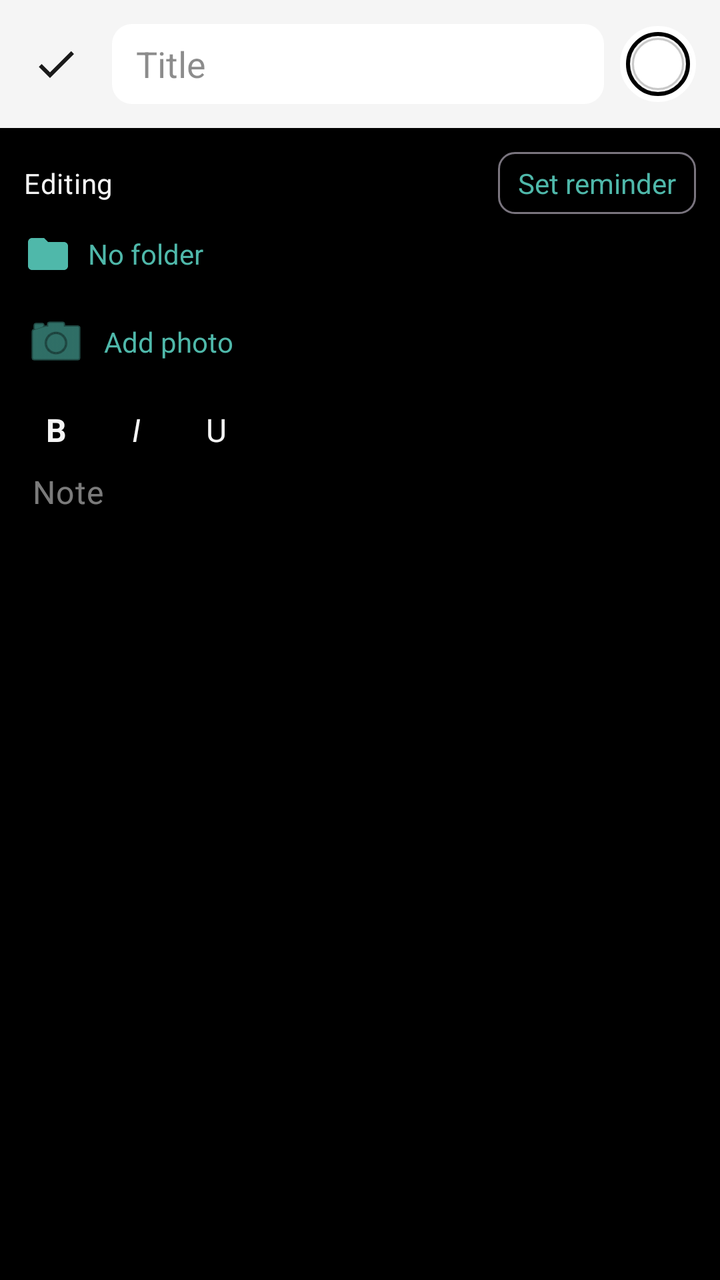
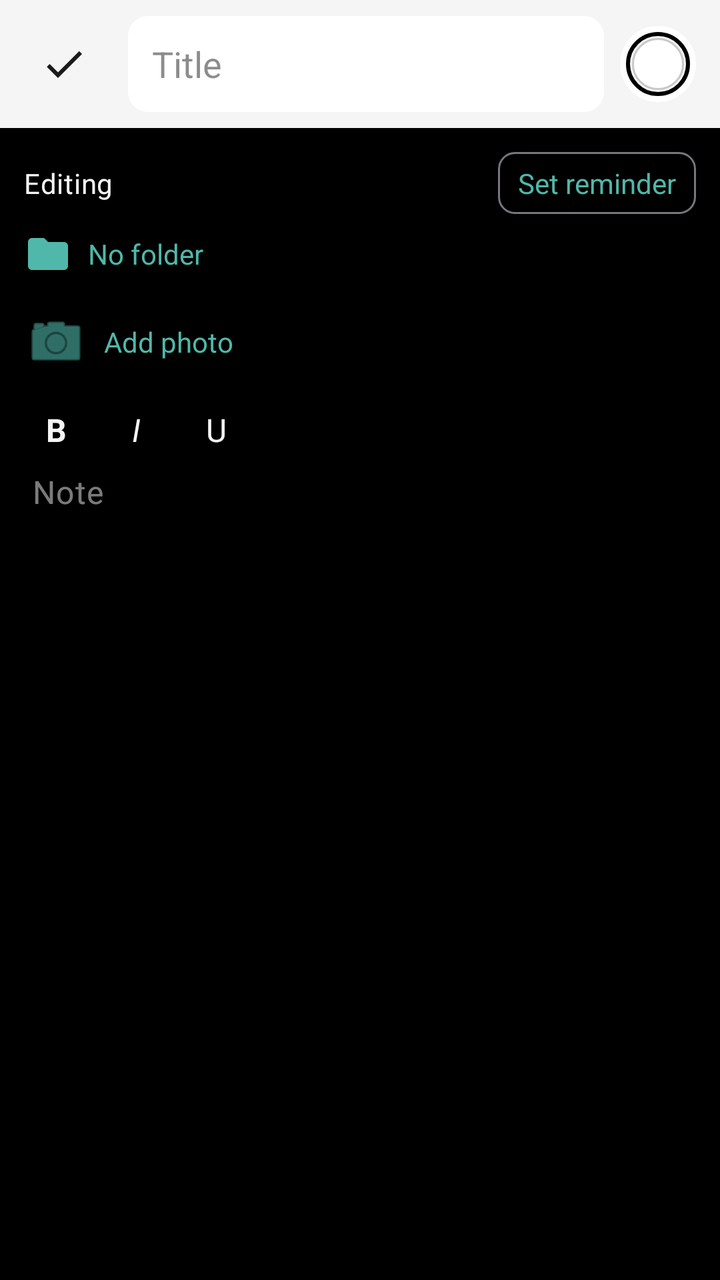

The first picture is an Android layout as it rendered before a commit; the second is the same layout after the commit. The layout source and the unified diff follow.
<!-- AndroidManifest.xml: application theme Theme.Notepad -->
<!-- res/layout/activity_note_editor.xml -->
<?xml version="1.0" encoding="utf-8"?>
<LinearLayout xmlns:android="http://schemas.android.com/apk/res/android"
    xmlns:app="http://schemas.android.com/apk/res-auto"
    android:layout_width="match_parent"
    android:layout_height="match_parent"
    android:background="@color/note_editor_body_background"
    android:orientation="vertical">

    
    <LinearLayout
        android:id="@+id/toolbarRoot"
        android:layout_width="match_parent"
        android:layout_height="?attr/actionBarSize"
        android:background="@color/toolbar_background"
        android:gravity="center_vertical"
        android:orientation="horizontal"
        android:paddingHorizontal="8dp">

        <ImageButton
            android:id="@+id/doneButton"
            android:layout_width="40dp"
            android:layout_height="40dp"
            android:background="?attr/selectableItemBackgroundBorderless"
            android:contentDescription="@string/save_and_close"
            android:src="@drawable/ic_check" />

        <EditText
            android:id="@+id/titleInput"
            android:layout_width="0dp"
            android:layout_height="40dp"
            android:layout_marginHorizontal="8dp"
            android:layout_weight="1"
            android:background="@drawable/shape_title_input_bg"
            android:gravity="center_vertical"
            android:hint="@string/title_hint"
            android:importantForAutofill="no"
            android:inputType="textCapSentences"
            android:paddingHorizontal="12dp"
            android:singleLine="true"
            android:textColor="#1A1A1A"
            android:textColorHint="#801A1A1A" />

        <FrameLayout
            android:id="@+id/colorToggleContainer"
            android:layout_width="38dp"
            android:layout_height="38dp"
            android:layout_marginEnd="4dp"
            android:background="@drawable/shape_selection_ring">

            <ImageView
                android:id="@+id/colorToggleButton"
                android:layout_width="26dp"
                android:layout_height="26dp"
                android:layout_gravity="center"
                android:background="@drawable/shape_color_swatch"
                android:contentDescription="@string/note_color" />

        </FrameLayout>

        <ImageButton
            android:id="@+id/overflowButton"
            android:layout_width="40dp"
            android:layout_height="40dp"
            android:background="?attr/selectableItemBackgroundBorderless"
            android:contentDescription="@string/more_options"
            android:src="@android:drawable/ic_menu_more"
            android:visibility="gone" />

    </LinearLayout>

    <HorizontalScrollView
        android:layout_width="match_parent"
        android:layout_height="wrap_content"
        android:scrollbars="none">

        <LinearLayout
            android:id="@+id/colorRow"
            android:layout_width="wrap_content"
            android:layout_height="wrap_content"
            android:layout_marginStart="12dp"
            android:layout_marginTop="12dp"
            android:gravity="center_vertical"
            android:orientation="horizontal"
            android:visibility="gone" />

    </HorizontalScrollView>

    
    <androidx.core.widget.NestedScrollView
        android:id="@+id/bodyScroll"
        android:layout_width="match_parent"
        android:layout_height="0dp"
        android:layout_weight="1"
        android:fillViewport="true">

        <LinearLayout
            android:layout_width="match_parent"
            android:layout_height="wrap_content"
            android:orientation="vertical">

            <LinearLayout
                android:layout_width="match_parent"
                android:layout_height="wrap_content"
                android:gravity="center_vertical"
                android:orientation="horizontal"
                android:paddingHorizontal="12dp"
                android:paddingTop="12dp">

                <TextView
                    android:id="@+id/editingLabel"
                    android:layout_width="0dp"
                    android:layout_height="wrap_content"
                    android:layout_weight="1"
                    android:text="@string/editing_label"
                    android:textColor="@color/note_editor_body_text"
                    android:textAppearance="?attr/textAppearanceBodyMedium" />

                <TextView
                    android:id="@+id/reminderRow"
                    android:layout_width="wrap_content"
                    android:layout_height="wrap_content"
                    android:background="@drawable/shape_badge_outline"
                    android:drawablePadding="8dp"
                    android:gravity="center_vertical"
                    android:paddingHorizontal="10dp"
                    android:paddingVertical="6dp"
                    android:text="@string/set_reminder"
                    android:textColor="?attr/colorPrimary" />

            </LinearLayout>

            <TextView
                android:id="@+id/folderRow"
                android:layout_width="wrap_content"
                android:layout_height="wrap_content"
                android:layout_marginStart="4dp"
                android:drawablePadding="8dp"
                android:gravity="center_vertical"
                android:padding="8dp"
                android:text="@string/folder_none"
                android:textColor="?attr/colorPrimary"
                app:drawableStartCompat="@drawable/ic_folder"
                app:drawableTint="?attr/colorPrimary" />

            <TextView
                android:id="@+id/imageRow"
                android:layout_width="wrap_content"
                android:layout_height="wrap_content"
                android:layout_marginStart="4dp"
                android:drawablePadding="8dp"
                android:gravity="center_vertical"
                android:padding="8dp"
                android:text="@string/add_photo"
                android:textColor="?attr/colorPrimary"
                app:drawableStartCompat="@android:drawable/ic_menu_camera"
                app:drawableTint="?attr/colorPrimary" />

            <FrameLayout
                android:id="@+id/imagePreviewContainer"
                android:layout_width="wrap_content"
                android:layout_height="wrap_content"
                android:layout_marginStart="12dp"
                android:layout_marginBottom="8dp"
                android:visibility="gone">

                <ImageView
                    android:id="@+id/imagePreview"
                    android:layout_width="120dp"
                    android:layout_height="120dp"
                    android:contentDescription="@string/add_photo"
                    android:scaleType="centerCrop" />

                <ImageButton
                    android:id="@+id/removeImageButton"
                    android:layout_width="28dp"
                    android:layout_height="28dp"
                    android:layout_gravity="top|end"
                    android:background="@android:color/black"
                    android:contentDescription="@string/action_remove"
                    android:src="@android:drawable/ic_menu_close_clear_cancel" />

            </FrameLayout>

            <LinearLayout
                android:id="@+id/formatToolbar"
                android:layout_width="wrap_content"
                android:layout_height="wrap_content"
                android:layout_marginStart="8dp"
                android:orientation="horizontal">

                <TextView
                    android:id="@+id/boldButton"
                    android:layout_width="40dp"
                    android:layout_height="40dp"
                    android:background="?attr/selectableItemBackgroundBorderless"
                    android:contentDescription="@string/format_bold"
                    android:gravity="center"
                    android:text="@string/format_bold_label"
                    android:textColor="@color/note_editor_body_text"
                    android:textStyle="bold"
                    android:textSize="16sp" />

                <TextView
                    android:id="@+id/italicButton"
                    android:layout_width="40dp"
                    android:layout_height="40dp"
                    android:background="?attr/selectableItemBackgroundBorderless"
                    android:contentDescription="@string/format_italic"
                    android:gravity="center"
                    android:text="@string/format_italic_label"
                    android:textColor="@color/note_editor_body_text"
                    android:textStyle="italic"
                    android:textSize="16sp" />

                <TextView
                    android:id="@+id/underlineButton"
                    android:layout_width="40dp"
                    android:layout_height="40dp"
                    android:background="?attr/selectableItemBackgroundBorderless"
                    android:contentDescription="@string/format_underline"
                    android:gravity="center"
                    android:text="@string/format_underline_label"
                    android:textColor="@color/note_editor_body_text"
                    android:textSize="16sp" />

            </LinearLayout>

            <EditText
                android:id="@+id/bodyInput"
                android:layout_width="match_parent"
                android:layout_height="wrap_content"
                android:minHeight="280dp"
                android:background="@android:color/transparent"
                android:gravity="top"
                android:hint="@string/body_hint"
                android:importantForAutofill="no"
                android:inputType="textCapSentences|textMultiLine"
                android:paddingHorizontal="16dp"
                android:paddingBottom="24dp"
                android:textColor="@color/note_editor_body_text"
                android:textColorHint="@color/note_editor_body_hint"
                android:textAppearance="?attr/textAppearanceBodyLarge" />

        </LinearLayout>

    </androidx.core.widget.NestedScrollView>

    <LinearLayout
        android:id="@+id/checklistContainer"
        android:layout_width="match_parent"
        android:layout_height="0dp"
        android:layout_weight="1"
        android:orientation="vertical"
        android:visibility="gone">

        
        <androidx.recyclerview.widget.RecyclerView
            android:id="@+id/checklistRecyclerView"
            android:layout_width="match_parent"
            android:layout_height="0dp"
            android:layout_weight="1"
            android:paddingHorizontal="8dp" />

    </LinearLayout>

    
    <LinearLayout
        android:id="@+id/lockOverlay"
        android:layout_width="match_parent"
        android:layout_height="0dp"
        android:layout_weight="1"
        android:gravity="center"
        android:orientation="vertical"
        android:paddingHorizontal="32dp"
        android:visibility="gone">

        <ImageView
            android:layout_width="40dp"
            android:layout_height="40dp"
            android:layout_marginBottom="16dp"
            android:contentDescription="@string/note_locked"
            android:src="@android:drawable/ic_lock_lock"
            app:tint="@color/on_surface_variant" />

        <EditText
            android:id="@+id/notePasswordInput"
            android:layout_width="match_parent"
            android:layout_height="wrap_content"
            android:hint="@string/unlock_note_hint"
            android:importantForAutofill="no"
            android:inputType="textPassword"
            android:textColor="@color/note_editor_body_text"
            android:textColorHint="@color/note_editor_body_hint" />

        <TextView
            android:id="@+id/notePasswordError"
            android:layout_width="match_parent"
            android:layout_height="wrap_content"
            android:layout_marginTop="8dp"
            android:text="@string/note_password_wrong"
            android:textColor="#E7473C"
            android:visibility="gone" />

        <com.google.android.material.button.MaterialButton
            android:id="@+id/unlockNoteButton"
            android:layout_width="match_parent"
            android:layout_height="wrap_content"
            android:layout_marginTop="16dp"
            android:text="@string/unlock_action" />

    </LinearLayout>

</LinearLayout>
<!-- resources referenced by this layout -->
<resources>
  <color name="note_editor_body_background">#000000</color>
  <color name="note_editor_body_hint">#80F5F5F5</color>
  <color name="note_editor_body_text">#F5F5F5</color>
  <color name="on_surface_variant">#5F6368</color>
  <color name="toolbar_background">#F5F5F5</color>
  <!-- drawable ic_check (drawable) -->
  <?xml version="1.0" encoding="utf-8"?>
  <vector xmlns:android="http://schemas.android.com/apk/res/android"
      android:width="24dp"
      android:height="24dp"
      android:viewportWidth="24"
      android:viewportHeight="24"
      android:tint="?attr/colorOnSurface">
      <path
          android:fillColor="@android:color/white"
          android:pathData="M9,16.17L4.83,12l-1.42,1.41L9,19 21,7l-1.41,-1.41z" />
  </vector>
  <!-- drawable ic_folder (drawable) -->
  <?xml version="1.0" encoding="utf-8"?>
  <vector xmlns:android="http://schemas.android.com/apk/res/android"
      android:width="24dp"
      android:height="24dp"
      android:viewportWidth="24"
      android:viewportHeight="24">
      <path
          android:fillColor="#FF000000"
          android:pathData="M10,4H4c-1.1,0 -1.99,0.9 -1.99,2L2,18c0,1.1 0.9,2 2,2h16c1.1,0 2,-0.9 2,-2V8c0,-1.1 -0.9,-2 -2,-2h-8l-2,-2z" />
  </vector>
  <!-- drawable shape_badge_outline (drawable) -->
  <?xml version="1.0" encoding="utf-8"?>
  <shape xmlns:android="http://schemas.android.com/apk/res/android">
      <corners android:radius="8dp" />
      <stroke android:width="1dp" android:color="?attr/colorOutline" />
      <solid android:color="@android:color/transparent" />
  </shape>
  <!-- drawable shape_color_swatch (drawable) -->
  <?xml version="1.0" encoding="utf-8"?>
  <shape xmlns:android="http://schemas.android.com/apk/res/android"
      android:shape="oval">
      <solid android:color="@android:color/white" />
      <stroke
          android:width="1dp"
          android:color="#33000000" />
  </shape>
  <!-- drawable shape_selection_ring (drawable) -->
  <?xml version="1.0" encoding="utf-8"?>
  <layer-list xmlns:android="http://schemas.android.com/apk/res/android">
      <item>
          <shape android:shape="oval">
              <stroke android:width="3dp" android:color="#FFFFFFFF" />
          </shape>
      </item>
      <item android:top="3dp" android:bottom="3dp" android:start="3dp" android:end="3dp">
          <shape android:shape="oval">
              <stroke android:width="2dp" android:color="#FF000000" />
          </shape>
      </item>
  </layer-list>
  <!-- drawable shape_title_input_bg (drawable) -->
  <?xml version="1.0" encoding="utf-8"?>
  <shape xmlns:android="http://schemas.android.com/apk/res/android">
      <solid android:color="@android:color/white" />
      <corners android:radius="10dp" />
  </shape>
  <string name="action_remove">Remove</string>
  <string name="add_photo">Add photo</string>
  <string name="body_hint">Note</string>
  <string name="editing_label">Editing</string>
  <string name="folder_none">No folder</string>
  <string name="format_bold">Bold</string>
  <string name="format_bold_label">B</string>
  <string name="format_italic">Italic</string>
  <string name="format_italic_label">I</string>
  <string name="format_underline">Underline</string>
  <string name="format_underline_label">U</string>
  <string name="more_options">More options</string>
  <string name="note_color">Note color</string>
  <string name="note_locked">Locked note</string>
  <string name="note_password_wrong">Wrong password</string>
  <string name="save_and_close">Save and close</string>
  <string name="set_reminder">Set reminder</string>
  <string name="title_hint">Title</string>
  <string name="unlock_action">Unlock</string>
  <string name="unlock_note_hint">Enter password</string>
  <color name="accent_teal">#4FB8AA</color>
  <color name="on_accent_teal">#06201C</color>
  <color name="app_surface">#FFFFFF</color>
  <color name="on_surface">#1A1A1A</color>
  <color name="app_background">#FFFFFF</color>
  <!-- unchanged entries left out for length: 1 -->
</resources>

<!-- the commit's change to res/layout/activity_note_editor.xml (unified diff, before → after) -->
@@ -18,16 +18,17 @@
 
         <ImageButton
             android:id="@+id/doneButton"
-            android:layout_width="40dp"
-            android:layout_height="40dp"
+            android:layout_width="48dp"
+            android:layout_height="48dp"
             android:background="?attr/selectableItemBackgroundBorderless"
             android:contentDescription="@string/save_and_close"
+            android:padding="4dp"
             android:src="@drawable/ic_check" />
 
         <EditText
             android:id="@+id/titleInput"
             android:layout_width="0dp"
-            android:layout_height="40dp"
+            android:layout_height="48dp"
             android:layout_marginHorizontal="8dp"
             android:layout_weight="1"
             android:background="@drawable/shape_title_input_bg"
